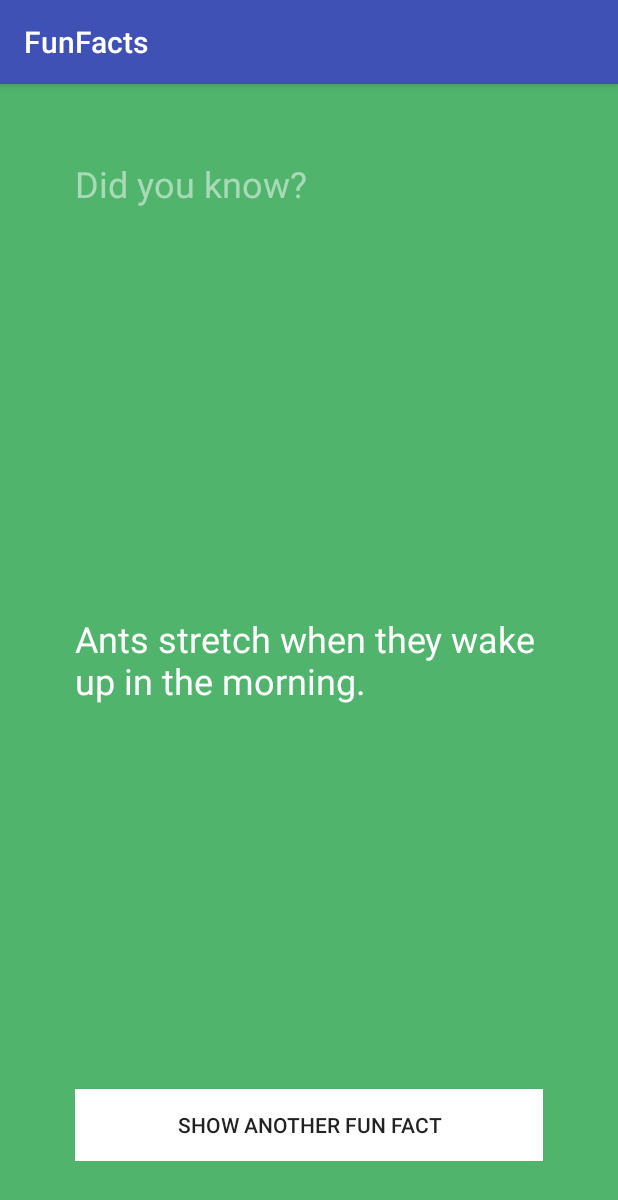
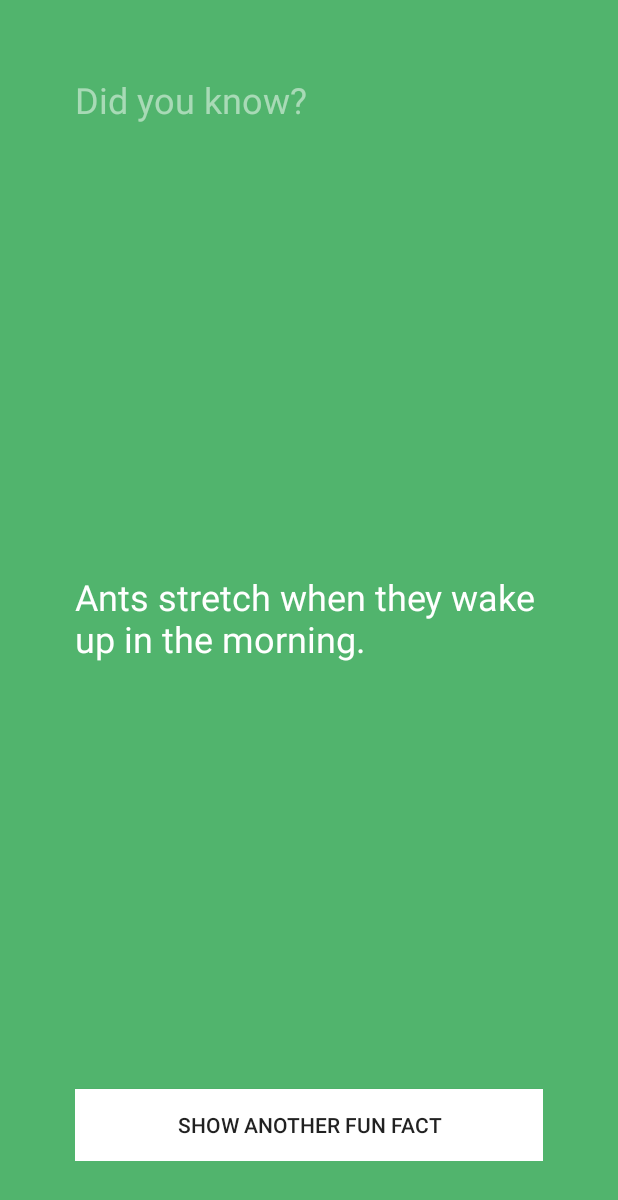
Before and after one commit to PardeepS2/FunFacts, an Android app: the screen it shows after launch (MainActivity), on a phone screen of 412 x 824 dp. Shown: the top 1200 px of the screen. Run offline under Robolectric (Android 15) with nearby library versions, the phone set to English and light mode, and no system bars.

Commit message:
declare variables and assign values.

```diff
--- a/app/src/main/java/com/example/gurdeep/funfacts/MainActivity.java
+++ b/app/src/main/java/com/example/gurdeep/funfacts/MainActivity.java
@@ -2,12 +2,23 @@ package com.example.gurdeep.funfacts;
 
 import android.support.v7.app.AppCompatActivity;
 import android.os.Bundle;
+import android.widget.Button;
+import android.widget.TextView;
 
 public class MainActivity extends AppCompatActivity {
+
+    // Declare our View Variables
+    private TextView factTextView;
+    private Button   showFactButton;
 
     @Override
     protected void onCreate(Bundle savedInstanceState) {
         super.onCreate(savedInstanceState);
         setContentView(R.layout.activity_main);
+
+        // Assign the views from the layout file to the corresponding variables
+
+        factTextView = (TextView) findViewById(R.id.factTtextView);
+        showFactButton = (Button) findViewById(R.id.ShowFactButton);
     }
 }
--- a/app/src/main/res/values/styles.xml
+++ b/app/src/main/res/values/styles.xml
@@ -1,7 +1,7 @@
 <resources>
 
     <!-- Base application theme. -->
-    <style name="AppTheme" parent="Theme.AppCompat.Light.DarkActionBar">
+    <style name="AppTheme" parent="Theme.AppCompat.Light.NoActionBar">
         <!-- Customize your theme here. -->
         <item name="colorPrimary">@color/colorPrimary</item>
         <item name="colorPrimaryDark">@color/colorPrimaryDark</item>
```
